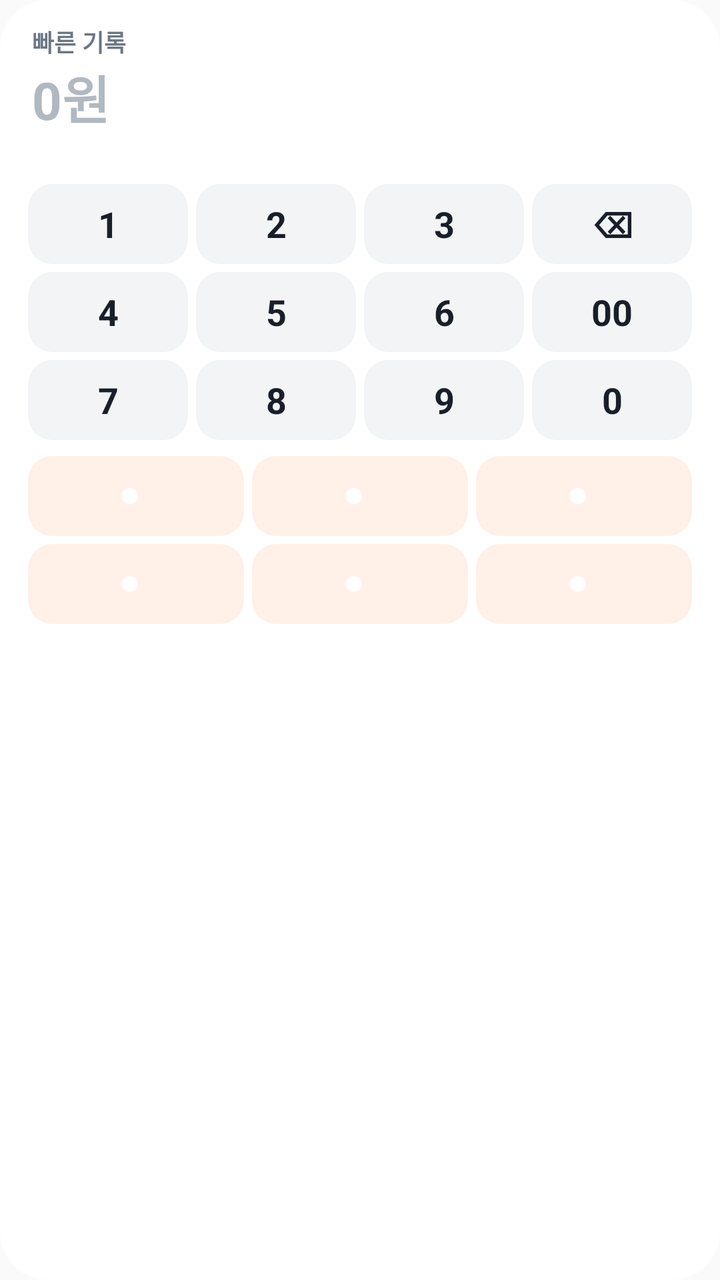
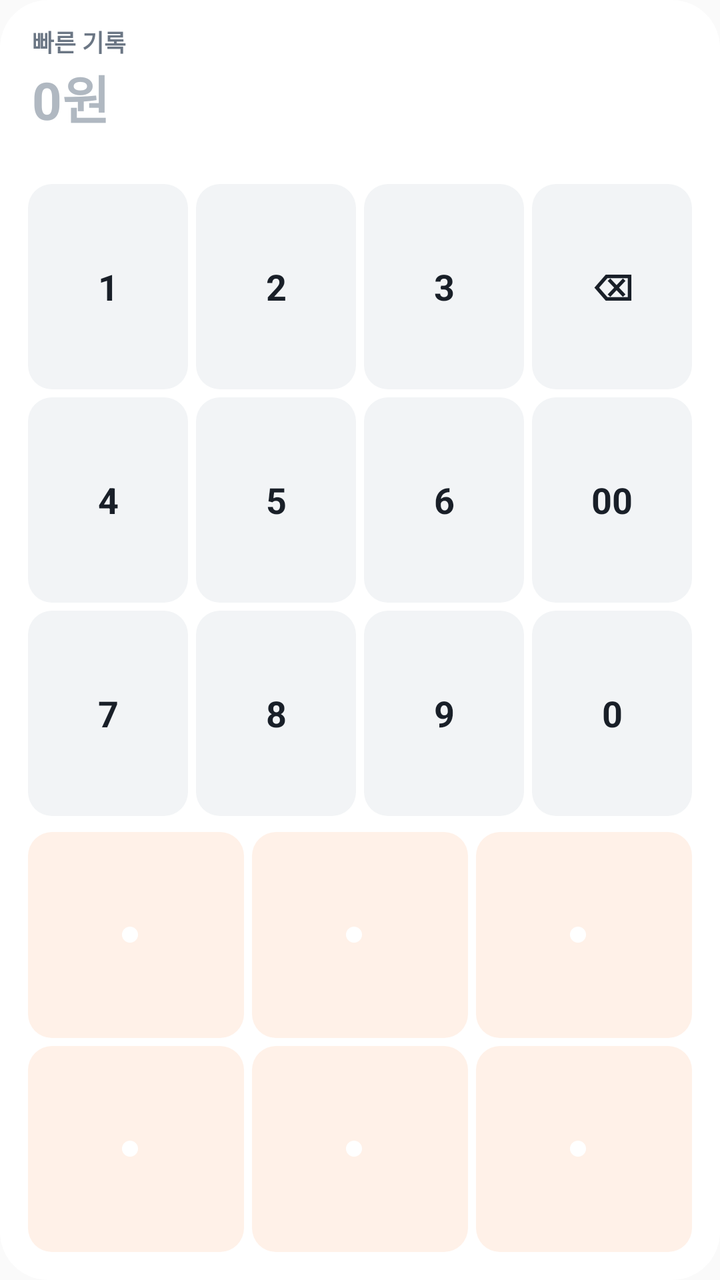

Compare the two renders of this Android layout. The source of the first and the diff that turns it into the second are given below.
<!-- AndroidManifest.xml: application theme AppTheme -->
<!-- res/layout/widget_quick.xml -->
<?xml version="1.0" encoding="utf-8"?>
<LinearLayout xmlns:android="http://schemas.android.com/apk/res/android"
    android:id="@+id/root"
    android:layout_width="match_parent"
    android:layout_height="match_parent"
    android:background="@drawable/widget_bg"
    android:orientation="vertical"
    android:padding="12dp">

    <LinearLayout android:id="@+id/header" android:layout_width="match_parent" android:layout_height="wrap_content"
        android:orientation="vertical" android:paddingStart="4dp" android:paddingEnd="4dp" android:paddingBottom="6dp">
        <TextView android:layout_width="wrap_content" android:layout_height="wrap_content"
            android:text="빠른 기록" android:textColor="@color/widget_sub" android:textSize="12sp" android:textStyle="bold" />
        <TextView android:id="@+id/amount" android:layout_width="match_parent" android:layout_height="wrap_content"
            android:text="0원" android:textColor="@color/widget_placeholder" android:textSize="26sp" android:textStyle="bold"
            android:maxLines="1" android:ellipsize="start" android:fontFeatureSettings="tnum" />
        <TextView android:id="@+id/status" android:layout_width="match_parent" android:layout_height="wrap_content"
            android:textColor="@color/widget_sub" android:textSize="12sp" android:maxLines="1" android:ellipsize="end" />
    </LinearLayout>

    <LinearLayout android:layout_width="match_parent" android:layout_height="wrap_content" android:orientation="horizontal">
        <TextView android:id="@+id/k1" style="@style/WidgetKey" android:text="1" />
        <TextView android:id="@+id/k2" style="@style/WidgetKey" android:text="2" />
        <TextView android:id="@+id/k3" style="@style/WidgetKey" android:text="3" />
        <TextView android:id="@+id/kback" style="@style/WidgetKey" android:text="⌫" android:contentDescription="지우기" />
    </LinearLayout>
    <LinearLayout android:layout_width="match_parent" android:layout_height="wrap_content" android:orientation="horizontal">
        <TextView android:id="@+id/k4" style="@style/WidgetKey" android:text="4" />
        <TextView android:id="@+id/k5" style="@style/WidgetKey" android:text="5" />
        <TextView android:id="@+id/k6" style="@style/WidgetKey" android:text="6" />
        <TextView android:id="@+id/k00" style="@style/WidgetKey" android:text="00" />
    </LinearLayout>
    <LinearLayout android:layout_width="match_parent" android:layout_height="wrap_content" android:orientation="horizontal">
        <TextView android:id="@+id/k7" style="@style/WidgetKey" android:text="7" />
        <TextView android:id="@+id/k8" style="@style/WidgetKey" android:text="8" />
        <TextView android:id="@+id/k9" style="@style/WidgetKey" android:text="9" />
        <TextView android:id="@+id/k0" style="@style/WidgetKey" android:text="0" />
    </LinearLayout>

    <LinearLayout android:id="@+id/cat_row1" android:layout_width="match_parent" android:layout_height="wrap_content"
        android:orientation="horizontal" android:layout_marginTop="4dp">
        <LinearLayout android:id="@+id/cat0" style="@style/WidgetCat">
            <ImageView android:id="@+id/cat0_dot" android:layout_width="8dp" android:layout_height="8dp" android:src="@drawable/widget_dot" android:importantForAccessibility="no" />
            <TextView android:id="@+id/cat0_name" style="@style/WidgetCatText" />
        </LinearLayout>
        <LinearLayout android:id="@+id/cat1" style="@style/WidgetCat">
            <ImageView android:id="@+id/cat1_dot" android:layout_width="8dp" android:layout_height="8dp" android:src="@drawable/widget_dot" android:importantForAccessibility="no" />
            <TextView android:id="@+id/cat1_name" style="@style/WidgetCatText" />
        </LinearLayout>
        <LinearLayout android:id="@+id/cat2" style="@style/WidgetCat">
            <ImageView android:id="@+id/cat2_dot" android:layout_width="8dp" android:layout_height="8dp" android:src="@drawable/widget_dot" android:importantForAccessibility="no" />
            <TextView android:id="@+id/cat2_name" style="@style/WidgetCatText" />
        </LinearLayout>
    </LinearLayout>
    <LinearLayout android:id="@+id/cat_row2" android:layout_width="match_parent" android:layout_height="wrap_content"
        android:orientation="horizontal">
        <LinearLayout android:id="@+id/cat3" style="@style/WidgetCat">
            <ImageView android:id="@+id/cat3_dot" android:layout_width="8dp" android:layout_height="8dp" android:src="@drawable/widget_dot" android:importantForAccessibility="no" />
            <TextView android:id="@+id/cat3_name" style="@style/WidgetCatText" />
        </LinearLayout>
        <LinearLayout android:id="@+id/cat4" style="@style/WidgetCat">
            <ImageView android:id="@+id/cat4_dot" android:layout_width="8dp" android:layout_height="8dp" android:src="@drawable/widget_dot" android:importantForAccessibility="no" />
            <TextView android:id="@+id/cat4_name" style="@style/WidgetCatText" />
        </LinearLayout>
        <LinearLayout android:id="@+id/cat5" style="@style/WidgetCat">
            <ImageView android:id="@+id/cat5_dot" android:layout_width="8dp" android:layout_height="8dp" android:src="@drawable/widget_dot" android:importantForAccessibility="no" />
            <TextView android:id="@+id/cat5_name" style="@style/WidgetCatText" />
        </LinearLayout>
    </LinearLayout>
</LinearLayout>
<!-- resources referenced by this layout -->
<resources>
  <color name="widget_placeholder">#B0B8C1</color>
  <color name="widget_sub">#6B7684</color>
  <!-- drawable widget_bg (drawable) -->
  <?xml version="1.0" encoding="utf-8"?>
  <shape xmlns:android="http://schemas.android.com/apk/res/android" android:shape="rectangle">
      <solid android:color="@color/widget_canvas" />
      <corners android:radius="24dp" />
  </shape>
  <!-- drawable widget_dot (drawable) -->
  <?xml version="1.0" encoding="utf-8"?>
  <shape xmlns:android="http://schemas.android.com/apk/res/android" android:shape="oval">
      <solid android:color="#FFFFFF" />
      <size android:width="8dp" android:height="8dp" />
  </shape>
  <style name="WidgetCat">
          <item name="android:layout_width">0dp</item>
          <item name="android:layout_height">40dp</item>
          <item name="android:layout_weight">1</item>
          <item name="android:layout_margin">2dp</item>
          <item name="android:background">@drawable/widget_cat_bg</item>
          <item name="android:gravity">center</item>
          <item name="android:orientation">horizontal</item>
          <item name="android:paddingStart">8dp</item>
          <item name="android:paddingEnd">8dp</item>
      </style>
  <style name="WidgetCatText">
          <item name="android:layout_width">wrap_content</item>
          <item name="android:layout_height">wrap_content</item>
          <item name="android:layout_marginStart">6dp</item>
          <item name="android:textColor">@color/widget_weak_fg</item>
          <item name="android:textSize">14sp</item>
          <item name="android:textStyle">bold</item>
          <item name="android:maxLines">1</item>
          <item name="android:ellipsize">end</item>
      </style>
  <style name="WidgetKey">
          <item name="android:layout_width">0dp</item>
          <item name="android:layout_height">40dp</item>
          <item name="android:layout_weight">1</item>
          <item name="android:layout_margin">2dp</item>
          <item name="android:background">@drawable/widget_key_bg</item>
          <item name="android:gravity">center</item>
          <item name="android:textColor">@color/widget_fg</item>
          <item name="android:textSize">18sp</item>
          <item name="android:textStyle">bold</item>
      </style>
  <style name="AppTheme" parent="Theme.AppCompat.Light.DarkActionBar">
          
          <item name="colorPrimary">@color/colorPrimary</item>
          <item name="colorPrimaryDark">@color/colorPrimaryDark</item>
          <item name="colorAccent">@color/colorAccent</item>
      </style>
  <color name="widget_canvas">#FFFFFF</color>
  <!-- drawable widget_cat_bg (drawable) -->
  <?xml version="1.0" encoding="utf-8"?>
  <selector xmlns:android="http://schemas.android.com/apk/res/android">
      <item android:state_pressed="true">
          <shape android:shape="rectangle"><solid android:color="@color/widget_primary" /><corners android:radius="12dp" /></shape>
      </item>
      <item>
          <shape android:shape="rectangle"><solid android:color="@color/widget_weak_bg" /><corners android:radius="12dp" /></shape>
      </item>
  </selector>
  <color name="widget_weak_fg">#A64300</color>
  <!-- drawable widget_key_bg (drawable) -->
  <?xml version="1.0" encoding="utf-8"?>
  <selector xmlns:android="http://schemas.android.com/apk/res/android">
      <item android:state_pressed="true">
          <shape android:shape="rectangle"><solid android:color="@color/widget_placeholder" /><corners android:radius="12dp" /></shape>
      </item>
      <item>
          <shape android:shape="rectangle"><solid android:color="@color/widget_surface" /><corners android:radius="12dp" /></shape>
      </item>
  </selector>
  <color name="widget_fg">#191F28</color>
  <color name="widget_primary">#C45000</color>
  <color name="widget_weak_bg">#FFF1E8</color>
  <color name="widget_surface">#F2F4F6</color>
</resources>

<!-- the commit's change to res/layout/widget_quick.xml (unified diff, before → after) -->
@@ -9,7 +9,7 @@
 
     <LinearLayout android:id="@+id/header" android:layout_width="match_parent" android:layout_height="wrap_content"
         android:orientation="vertical" android:paddingStart="4dp" android:paddingEnd="4dp" android:paddingBottom="6dp">
-        <TextView android:layout_width="wrap_content" android:layout_height="wrap_content"
+        <TextView android:id="@+id/q_label" android:layout_width="wrap_content" android:layout_height="wrap_content"
             android:text="빠른 기록" android:textColor="@color/widget_sub" android:textSize="12sp" android:textStyle="bold" />
         <TextView android:id="@+id/amount" android:layout_width="match_parent" android:layout_height="wrap_content"
             android:text="0원" android:textColor="@color/widget_placeholder" android:textSize="26sp" android:textStyle="bold"
@@ -18,26 +18,26 @@
             android:textColor="@color/widget_sub" android:textSize="12sp" android:maxLines="1" android:ellipsize="end" />
     </LinearLayout>
 
-    <LinearLayout android:layout_width="match_parent" android:layout_height="wrap_content" android:orientation="horizontal">
+    <LinearLayout android:layout_width="match_parent" android:layout_height="0dp" android:layout_weight="1" android:orientation="horizontal">
         <TextView android:id="@+id/k1" style="@style/WidgetKey" android:text="1" />
         <TextView android:id="@+id/k2" style="@style/WidgetKey" android:text="2" />
         <TextView android:id="@+id/k3" style="@style/WidgetKey" android:text="3" />
         <TextView android:id="@+id/kback" style="@style/WidgetKey" android:text="⌫" android:contentDescription="지우기" />
     </LinearLayout>
-    <LinearLayout android:layout_width="match_parent" android:layout_height="wrap_content" android:orientation="horizontal">
+    <LinearLayout android:layout_width="match_parent" android:layout_height="0dp" android:layout_weight="1" android:orientation="horizontal">
         <TextView android:id="@+id/k4" style="@style/WidgetKey" android:text="4" />
         <TextView android:id="@+id/k5" style="@style/WidgetKey" android:text="5" />
         <TextView android:id="@+id/k6" style="@style/WidgetKey" android:text="6" />
         <TextView android:id="@+id/k00" style="@style/WidgetKey" android:text="00" />
     </LinearLayout>
-    <LinearLayout android:layout_width="match_parent" android:layout_height="wrap_content" android:orientation="horizontal">
+    <LinearLayout android:layout_width="match_parent" android:layout_height="0dp" android:layout_weight="1" android:orientation="horizontal">
         <TextView android:id="@+id/k7" style="@style/WidgetKey" android:text="7" />
         <TextView android:id="@+id/k8" style="@style/WidgetKey" android:text="8" />
         <TextView android:id="@+id/k9" style="@style/WidgetKey" android:text="9" />
         <TextView android:id="@+id/k0" style="@style/WidgetKey" android:text="0" />
     </LinearLayout>
 
-    <LinearLayout android:id="@+id/cat_row1" android:layout_width="match_parent" android:layout_height="wrap_content"
+    <LinearLayout android:id="@+id/cat_row1" android:layout_width="match_parent" android:layout_height="0dp" android:layout_weight="1"
         android:orientation="horizontal" android:layout_marginTop="4dp">
         <LinearLayout android:id="@+id/cat0" style="@style/WidgetCat">
             <ImageView android:id="@+id/cat0_dot" android:layout_width="8dp" android:layout_height="8dp" android:src="@drawable/widget_dot" android:importantForAccessibility="no" />
@@ -52,7 +52,7 @@
             <TextView android:id="@+id/cat2_name" style="@style/WidgetCatText" />
         </LinearLayout>
     </LinearLayout>
-    <LinearLayout android:id="@+id/cat_row2" android:layout_width="match_parent" android:layout_height="wrap_content"
+    <LinearLayout android:id="@+id/cat_row2" android:layout_width="match_parent" android:layout_height="0dp" android:layout_weight="1"
         android:orientation="horizontal">
         <LinearLayout android:id="@+id/cat3" style="@style/WidgetCat">
             <ImageView android:id="@+id/cat3_dot" android:layout_width="8dp" android:layout_height="8dp" android:src="@drawable/widget_dot" android:importantForAccessibility="no" />
<!-- resource entries referenced after the edit -->
@@ -16,7 +16,7 @@
   </shape>
   <style name="WidgetCat">
           <item name="android:layout_width">0dp</item>
-          <item name="android:layout_height">40dp</item>
+          <item name="android:layout_height">match_parent</item>
           <item name="android:layout_weight">1</item>
           <item name="android:layout_margin">2dp</item>
           <item name="android:background">@drawable/widget_cat_bg</item>
@@ -37,9 +37,10 @@
       </style>
   <style name="WidgetKey">
           <item name="android:layout_width">0dp</item>
-          <item name="android:layout_height">40dp</item>
+          <item name="android:layout_height">match_parent</item>
           <item name="android:layout_weight">1</item>
           <item name="android:layout_margin">2dp</item>
+          <item name="android:minHeight">28dp</item>
           <item name="android:background">@drawable/widget_key_bg</item>
           <item name="android:gravity">center</item>
           <item name="android:textColor">@color/widget_fg</item>
